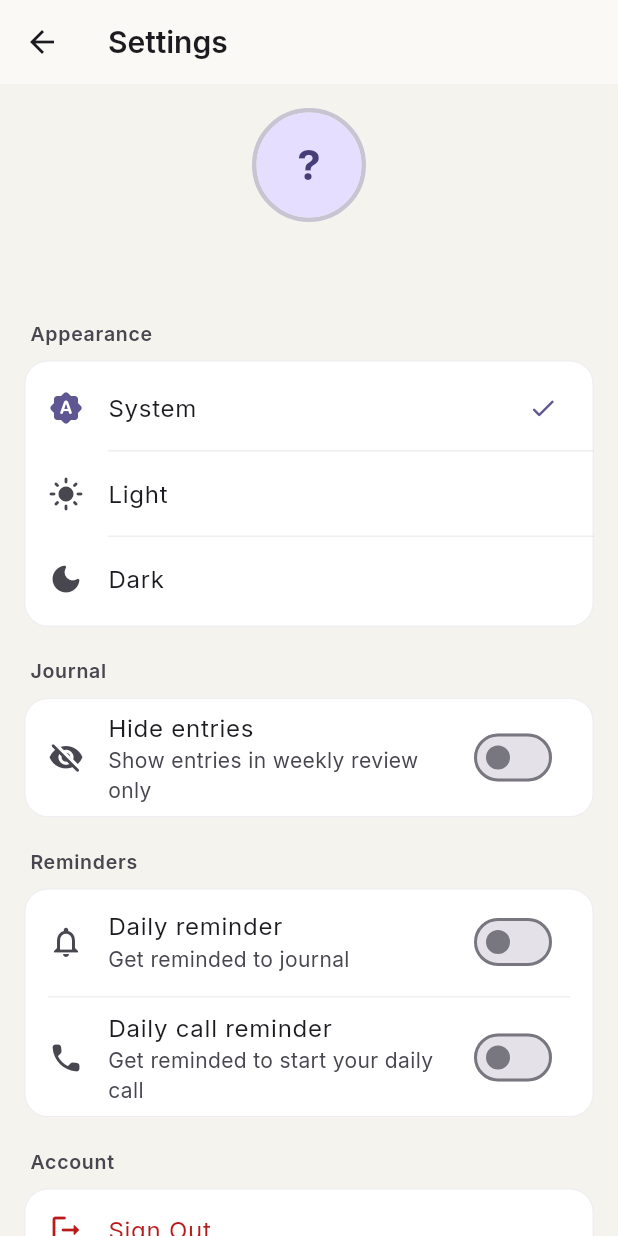
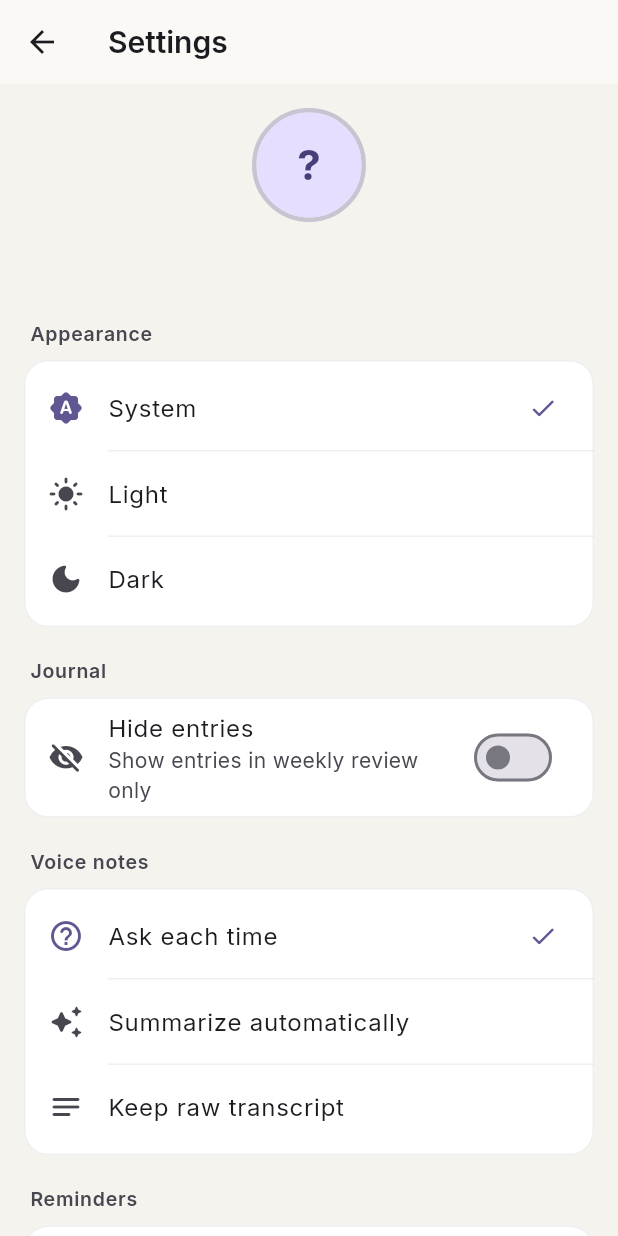
Before and after one commit to Chitiiran/dytty, a Flutter app: the SettingsScreen screen opened directly, on a phone screen of 412 x 824 dp. Run offline on Flutter 3.47's test engine with Material 3 defaults, Android fonts, the phone set to English and light mode, and no system bars; drawn by our look-alikes of flutter_animate; our stand-ins replace cloud_firestore, equatable, firebase_ai, firebase_auth, firebase_core, firebase_storage and 12 more; missing offline and left inert: circular_menu, flutter_pcm_sound, record; accounts and stored records are empty.

Commit message:
feat(settings): voice note handling section in settings screen
Three checkmark tiles (Ask each time / Summarize automatically / Keep
raw transcript) styled like the theme picker. Developer-section tests
now scroll to their actual targets — the new section pushed them past
the lazy ListView viewport.

Refs #32

Co-Authored-By: Claude Fable 5 <noreply@anthropic.com>

```diff
--- a/lib/features/settings/settings_screen.dart
+++ b/lib/features/settings/settings_screen.dart
@@ -175,6 +175,66 @@ class _SettingsScreenState extends State<SettingsScreen> {
               value: settingsState.hideEntries,
               onChanged: (_) =>
                   context.read<SettingsCubit>().toggleHideEntries(),
+            ),
+          ),
+
+          const SizedBox(height: 20),
+
+          // Voice notes section (#32) — what happens after a recording
+          // finishes: pause for transcript review, or skip straight ahead.
+          _SectionLabel(label: 'Voice notes'),
+          const SizedBox(height: 8),
+          Card(
+            child: Padding(
+              padding: const EdgeInsets.symmetric(vertical: 4),
+              child: Column(
+                children: [
+                  _ThemeTile(
+                    icon: Icons.help_outline_rounded,
+                    label: 'Ask each time',
+                    selected:
+                        settingsState.voiceNoteHandling ==
+                        VoiceNoteHandling.ask,
+                    onTap: () => context
+                        .read<SettingsCubit>()
+                        .setVoiceNoteHandling(VoiceNoteHandling.ask),
+                  ),
+                  Divider(
+                    height: 1,
+                    indent: 56,
+                    color: theme.colorScheme.outlineVariant.withValues(
+                      alpha: 0.3,
+                    ),
+                  ),
+                  _ThemeTile(
+                    icon: Icons.auto_awesome_rounded,
+                    label: 'Summarize automatically',
+                    selected:
+                        settingsState.voiceNoteHandling ==
+                        VoiceNoteHandling.summarize,
+                    onTap: () => context
+                        .read<SettingsCubit>()
+                        .setVoiceNoteHandling(VoiceNoteHandling.summarize),
+                  ),
+                  Divider(
+                    height: 1,
+                    indent: 56,
+                    color: theme.colorScheme.outlineVariant.withValues(
+                      alpha: 0.3,
+                    ),
+                  ),
+                  _ThemeTile(
+                    icon: Icons.notes_rounded,
+                    label: 'Keep raw transcript',
+                    selected:
+                        settingsState.voiceNoteHandling ==
+                        VoiceNoteHandling.raw,
+                    onTap: () => context
+                        .read<SettingsCubit>()
+                        .setVoiceNoteHandling(VoiceNoteHandling.raw),
+                  ),
+                ],
+              ),
             ),
           ),
 
```
Also changed, not shown: 2 other files.
